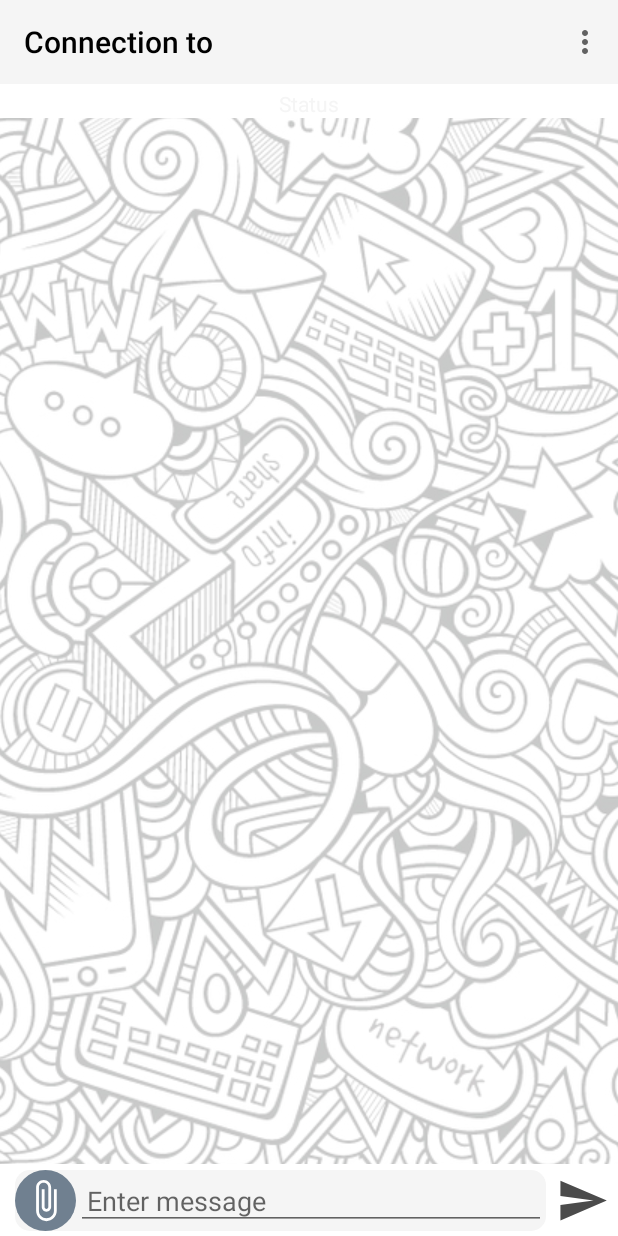
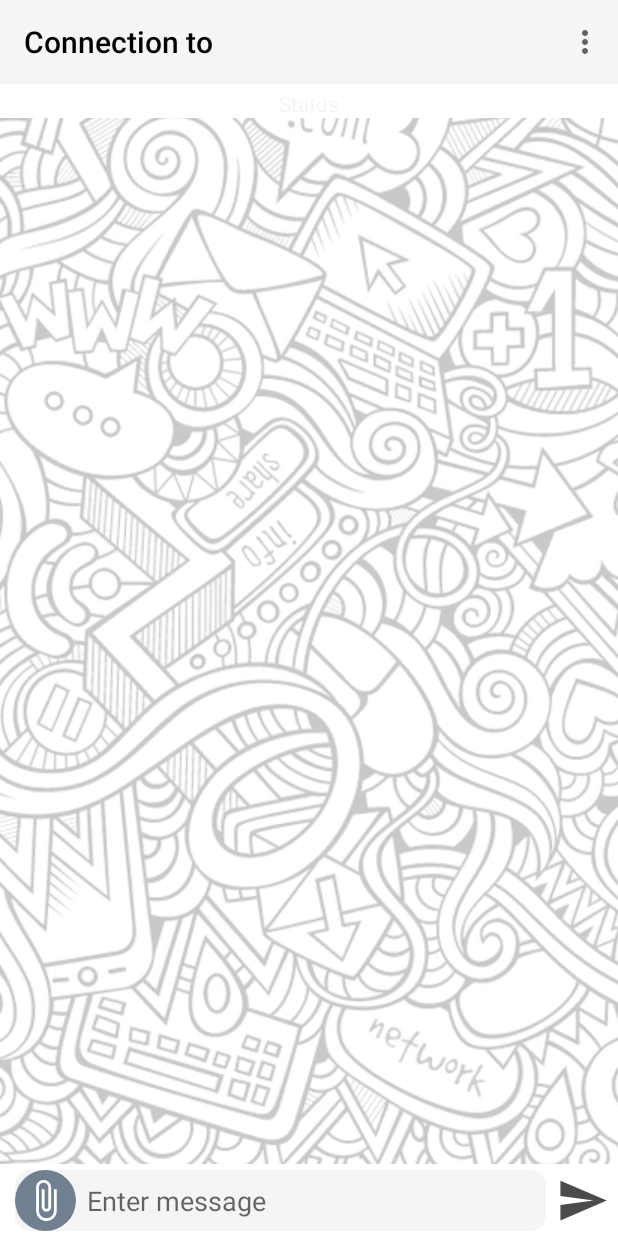
Before and after one commit to appledora/P2P-chat-socket-implementation-on-android, an Android app: the chatClient screen opened directly, with no data from a screen before it, on a phone screen of 412 x 824 dp. Run offline under Robolectric (Android 15) with nearby library versions, the light colour scheme and no system bars; libraries missing offline, so code that uses them is left out: com.flask.colorpicker.

Commit message:
UI Tweaks

```diff
--- a/app/src/main/AndroidManifest.xml
+++ b/app/src/main/AndroidManifest.xml
@@ -9,6 +9,7 @@
     <uses-permission android:name="android.permission.WRITE_EXTERNAL_STORAGE" />
     <uses-permission android:name="android.permission.WRITE_INTERNAL_STORAGE" />
     <uses-permission android:name="android.permission.READ_INTERNAL_STORAGE" />
+
     <application
         android:allowBackup="true"
         android:icon="@mipmap/ic_launcher"
--- a/app/src/main/java/com/tgc/researchchat/MainActivity.java
+++ b/app/src/main/java/com/tgc/researchchat/MainActivity.java
@@ -35,6 +35,7 @@ public class MainActivity extends AppCompatActivity {
 
         WifiManager wm = (WifiManager) getApplicationContext().getSystemService(WIFI_SERVICE);
         showIPaddress = Formatter.formatIpAddress(wm.getConnectionInfo().getIpAddress());
+
         showIPtextId.setText(showIPaddress);
 
         connectButton.setOnClickListener(view -> {
@@ -55,8 +56,8 @@ public class MainActivity extends AppCompatActivity {
     }
 
     String getInfo() {
-        String info = this.ip.getText().toString()+" "+this.port.getText().toString()+" "+this.portText.getText().toString();
-        Log.i(TAG, "info => "+info);
+        String info = this.ip.getText().toString() + " " + this.port.getText().toString() + " " + this.portText.getText().toString();
+        Log.i(TAG, "info => " + info);
         return info;
     }
 }
--- a/app/src/main/java/com/tgc/researchchat/chatClient.java
+++ b/app/src/main/java/com/tgc/researchchat/chatClient.java
@@ -36,7 +36,6 @@ import java.io.FileOutputStream;
 import java.io.IOException;
 import java.io.OutputStream;
 import java.io.PrintWriter;
-import java.net.ServerSocket;
 import java.net.Socket;
 import java.text.SimpleDateFormat;
 import java.util.ArrayList;
@@ -44,21 +43,21 @@ import java.util.Calendar;
 import java.util.Date;
 
 public class chatClient extends AppCompatActivity {
+    String TAG = "CLIENT ACTIVITY";
+
     EditText smessage;
     ImageButton sent;
     String serverIpAddress = "";
     int myport;
     int sendPort;
-    ServerSocket serverSocket;
-    Handler handler = new Handler();
-    String TAG = "CLIENT ACTIVITY";
-    String tempS;
     ArrayList<Message> messageArray;
     ImageButton fileUp;
     TextView textView;
     chatServer s;
     fileServer f;
     String ownIp;
+    Toolbar toolbar;
+
     private Boolean exit = false;
     private RecyclerView mMessageRecycler;
     private ChatAdapterRecycler mMessageAdapter;
@@ -70,7 +69,7 @@ public class chatClient extends AppCompatActivity {
         setContentView(R.layout.activity_chatbox);
 
         smessage = findViewById(R.id.edittext_chatbox);
-        Toolbar toolbar = findViewById(R.id.toolbar);
+        toolbar = findViewById(R.id.toolbar);
         sent = findViewById(R.id.button_chatbox_send);
         fileUp = findViewById(R.id.file_send);
         textView = findViewById(R.id.textView);
@@ -80,16 +79,17 @@ public class chatClient extends AppCompatActivity {
         messageArray = new ArrayList<>();
         mMessageRecycler = findViewById(R.id.message_list);
         mMessageAdapter = new ChatAdapterRecycler(this, messageArray);
-        RecyclerView.LayoutManager layoutManager = new LinearLayoutManager(this);
-        ((LinearLayoutManager) layoutManager).setOrientation(LinearLayoutManager.VERTICAL);
-        ((LinearLayoutManager) layoutManager).setStackFromEnd(true);
-        ((LinearLayoutManager) layoutManager).setSmoothScrollbarEnabled(true);
+        LinearLayoutManager layoutManager = new LinearLayoutManager(this);
+        layoutManager.setOrientation(LinearLayoutManager.VERTICAL);
+        layoutManager.setStackFromEnd(true);
+        layoutManager.setSmoothScrollbarEnabled(true);
 
         mMessageRecycler.setLayoutManager(layoutManager);
 
         Bundle bundle = getIntent().getExtras();
         if (bundle != null) {
             String info = bundle.getString("ip&port");
+            assert info != null;
             String[] infos = info.split(" ");
             serverIpAddress = infos[0];
             sendPort = Integer.parseInt(infos[1]);
@@ -134,9 +134,7 @@ public class chatClient extends AppCompatActivity {
 
     @Override
     public boolean onOptionsItemSelected(MenuItem item) {
-        // Handle item selection
-        switch (item.getItemId()) {
-            case R.id.action_settings: {
+        if (item.getItemId() == R.id.action_settings) {
             final Context context = chatClient.this;
             ColorPickerDialogBuilder
                     .with(context)
@@ -157,9 +155,7 @@ public class chatClient extends AppCompatActivity {
                     .build()
                     .show();
         }
-            default:
         return super.onOptionsItemSelected(item);
-        }
     }
 
     @Override
@@ -191,6 +187,21 @@ public class chatClient extends AppCompatActivity {
         gradientDrawable.setColor(selectedColor);
     }
 
+    @Override
+    public void onBackPressed() {
+        if (exit) {
+            s.interrupt();
+            f.interrupt();
+            finish();
+        } else {
+            Toast.makeText(this, "Press Back again to Exit.",
+                    Toast.LENGTH_SHORT).show();
+            exit = true;
+            new Handler().postDelayed(() -> exit = false, 3 * 1000);
+
+        }
+    }
+
     @SuppressLint("StaticFieldLeak")
 
     public class User extends AsyncTask<Void, Void, String> {
@@ -199,6 +210,7 @@ public class chatClient extends AppCompatActivity {
         User(String message) {
             msg = message;
         }
+
         @Override
         protected String doInBackground(Void... voids) {
             try {
@@ -246,19 +258,7 @@ public class chatClient extends AppCompatActivity {
 
     }
 
-    @Override
-    public void onBackPressed() {
-        if (exit) {
-            finish(); // finish activity
-        } else {
-            Toast.makeText(this, "Press Back again to Exit.",
-                    Toast.LENGTH_SHORT).show();
-            exit = true;
-            new Handler().postDelayed(() -> exit = false, 3 * 1000);
-
-        }
-    }
-
+    @SuppressLint("StaticFieldLeak")
     class fileTransfer extends AsyncTask<Void, Integer, String> {
         String path;
 
--- a/app/src/main/java/com/tgc/researchchat/fileServer.java
+++ b/app/src/main/java/com/tgc/researchchat/fileServer.java
@@ -23,13 +23,13 @@ import java.util.Date;
 
 public class fileServer extends Thread {
 
-    Context context;
+    private Context context;
+    private String serverIpAddress;
     private String TAG = "FILE SERVER";
     private RecyclerView messageList;
     private ArrayList<Message> messageArray;
     private ChatAdapterRecycler mAdapter;
     private int port;
-String serverIpAddress;
 
     fileServer(Context context, ChatAdapterRecycler mAdapter, RecyclerView messageList, ArrayList<Message> messageArray, int port, String serverIpAddress) {
         this.messageArray = messageArray;
@@ -105,6 +105,7 @@ String serverIpAddress;
             messageList.setAdapter(mAdapter);
             File filepath = context.getObbDir();
             Log.i(TAG, "FilesDir =>" + filepath + "\n");
+            @SuppressLint("SimpleDateFormat")
             String fileName = new SimpleDateFormat("yyyyMMdd").format(new Date()) + "-" + serverIpAddress + ".txt";
             File file = new File(filepath, fileName);
             try {
--- a/app/src/main/res/layout/activity_chatbox.xml
+++ b/app/src/main/res/layout/activity_chatbox.xml
@@ -1,14 +1,13 @@
 <?xml version="1.0" encoding="utf-8"?>
 
-<androidx.constraintlayout.widget.ConstraintLayout
-    xmlns:android="http://schemas.android.com/apk/res/android"
+<androidx.constraintlayout.widget.ConstraintLayout xmlns:android="http://schemas.android.com/apk/res/android"
     xmlns:app="http://schemas.android.com/apk/res-auto"
     xmlns:tools="http://schemas.android.com/tools"
     android:layout_width="match_parent"
     android:layout_height="match_parent"
     android:background="#FFF"
+    android:fitsSystemWindows="true"
     android:orientation="vertical"
-    android:fitsSystemWindows="true"
     tools:context=".chatClient">
 
     <androidx.appcompat.widget.Toolbar
@@ -49,14 +48,14 @@
         android:id="@+id/layout_chatbox"
         android:layout_width="match_parent"
         android:layout_height="wrap_content"
-        android:orientation="horizontal"
-        android:minHeight="48dp"
         android:background="#ffffff"
         android:foregroundGravity="center"
+        android:minHeight="48dp"
+        android:orientation="horizontal"
         android:paddingStart="10dp"
         app:layout_constraintBottom_toBottomOf="parent"
-        app:layout_constraintRight_toRightOf="parent"
-        app:layout_constraintLeft_toLeftOf="parent">
+        app:layout_constraintLeft_toLeftOf="parent"
+        app:layout_constraintRight_toRightOf="parent">
 
         <androidx.constraintlayout.widget.ConstraintLayout
             android:layout_width="0dp"
@@ -71,9 +70,11 @@
                 android:id="@+id/edittext_chatbox"
                 android:layout_width="0dp"
                 android:layout_height="match_parent"
-                android:padding="7dp"
+                android:background="@null"
                 android:hint="Enter message"
                 android:maxLines="6"
+                android:padding="7dp"
+                android:textCursorDrawable="@null"
                 app:layout_constraintBottom_toBottomOf="parent"
                 app:layout_constraintEnd_toEndOf="parent"
                 app:layout_constraintStart_toEndOf="@id/file_send"
@@ -99,8 +100,8 @@
             android:layout_height="match_parent"
             android:layout_gravity="center"
             android:background="?android:selectableItemBackgroundBorderless"
+            android:clickable="true"
             android:src="@drawable/ic_send_black_24dp"
-            android:clickable="true"
             app:layout_constraintBottom_toBottomOf="parent"
             app:layout_constraintEnd_toEndOf="parent"
             app:layout_constraintTop_toTopOf="parent" />
--- a/app/src/main/res/layout/item_message_sent.xml
+++ b/app/src/main/res/layout/item_message_sent.xml
@@ -32,8 +32,8 @@
             android:layout_width="wrap_content"
             android:layout_height="wrap_content"
             android:layout_marginRight="4dp"
+            android:paddingEnd="10dp"
             android:text="11:40"
-            android:paddingEnd="10dp"
             android:textSize="10sp"
             app:layout_constraintBottom_toBottomOf="parent"
             app:layout_constraintEnd_toEndOf="parent" />
--- a/app/src/main/res/values/styles.xml
+++ b/app/src/main/res/values/styles.xml
@@ -7,6 +7,7 @@
         <item name="colorPrimaryDark">@color/colorPrimaryDark</item>
         <item name="colorAccent">@color/colorAccent</item>
     </style>
+
     <style name="TextLabel" parent="TextAppearance.AppCompat">
         <!-- Hint color and label color in FALSE state -->
         <item name="android:textColorHint">@color/colorPrimaryLight</item>
```
Also changed, not shown: app/src/main/java/com/tgc/researchchat/ChatAdapterRecycler.java (+4 -4 lines), app/src/main/java/com/tgc/researchchat/Message.java (+6 -4 lines), app/src/main/java/com/tgc/researchchat/chatServer.java (+12 -10 lines), app/src/main/res/drawable/backgroundmain.xml (+4 -5 lines), app/src/main/res/layout/activity_main.xml (+19 -18 lines), app/src/main/res/layout/item_message_received.xml (+4 -3 lines), app/src/main/res/layout/messagelist.xml (+20 -21 lines), 2 other files. Lines whose indentation alone changed are shown as unchanged.
